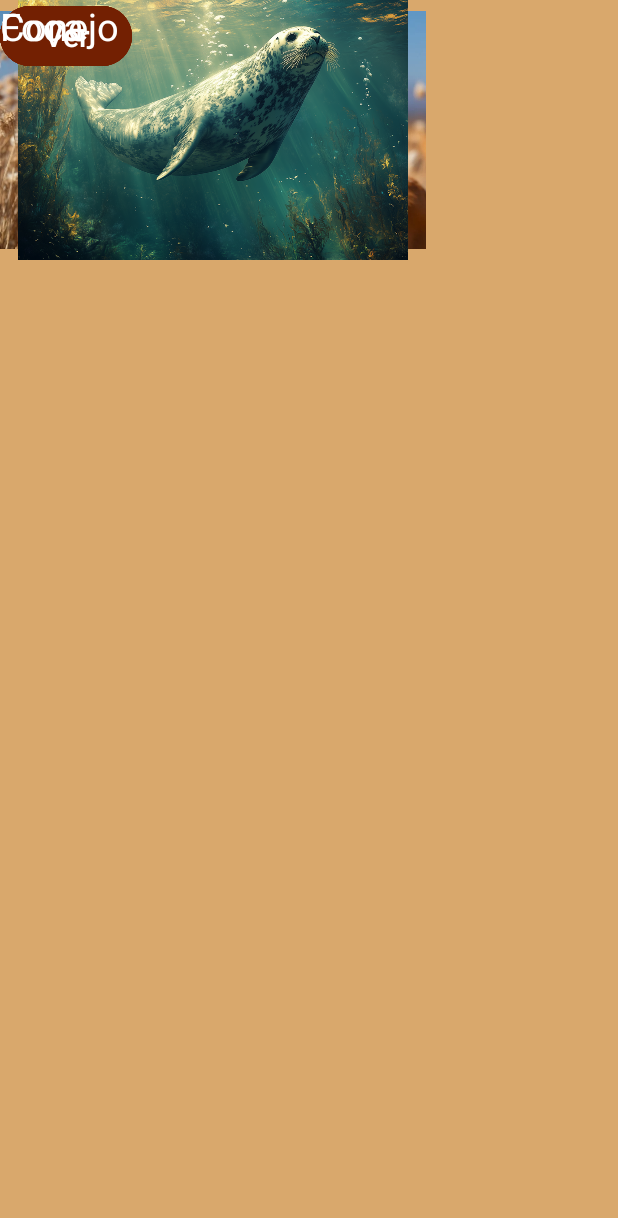
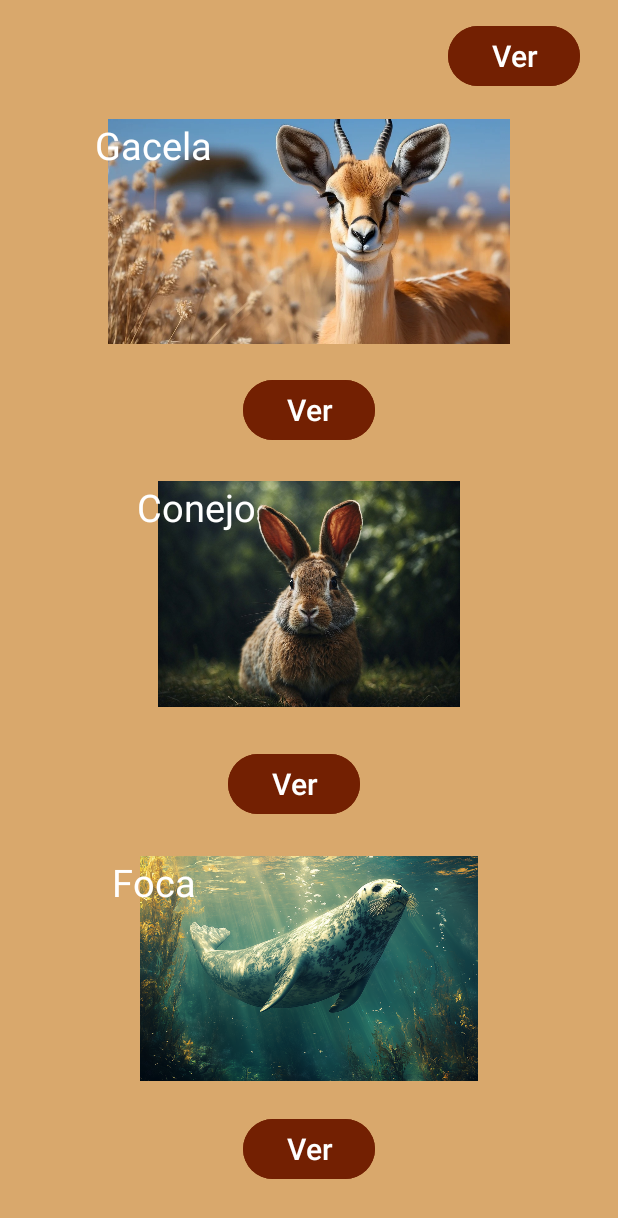
Before and after one commit to SebasOM/Momento1Movi2, an Android app: the Presas screen opened directly, with no data from a screen before it, on a phone screen of 412 x 824 dp. Shown: the top 1218 px of the screen. Run offline under Robolectric (Android 15) with nearby library versions, the phone set to English and light mode, and no system bars; Roboto replaces fonts that are not available here.

Commit message:
se actualizan todos los herbivoros

```diff
--- a/app/src/main/res/layout/activity_presas.xml
+++ b/app/src/main/res/layout/activity_presas.xml
@@ -10,99 +10,126 @@
 
     <ImageView
         android:id="@+id/imageView9"
-        android:layout_width="284dp"
-        android:layout_height="173dp"
+        android:layout_width="0dp"
+        android:layout_height="0dp"
+        android:layout_marginStart="63dp"
+        android:layout_marginEnd="63dp"
+        android:layout_marginBottom="91dp"
         android:src="@drawable/gacela"
-        tools:layout_editor_absoluteX="63dp"
-        tools:layout_editor_absoluteY="79dp" />
+        app:layout_constraintBottom_toTopOf="@+id/imageView11"
+        app:layout_constraintEnd_toEndOf="parent"
+        app:layout_constraintStart_toStartOf="parent"
+        app:layout_constraintTop_toBottomOf="@+id/button11" />
 
     <TextView
         android:id="@+id/textView10"
         android:layout_width="wrap_content"
         android:layout_height="wrap_content"
         android:fontFamily="@font/aclonica"
+        android:text="Gacela"
         android:textColor="@color/white"
-        android:text="Gacela"
         android:textSize="25dp"
-        tools:layout_editor_absoluteX="63dp"
-        tools:layout_editor_absoluteY="79dp" />
+        app:layout_constraintStart_toStartOf="@+id/imageView9"
+        app:layout_constraintTop_toTopOf="@+id/imageView9" />
 
     <Button
         android:id="@+id/button7"
         android:layout_width="wrap_content"
         android:layout_height="wrap_content"
+        android:layout_marginTop="20dp"
+        android:backgroundTint="#732002"
         android:text="Ver"
-        android:backgroundTint="#732002"
         android:textSize="20dp"
-        tools:layout_editor_absoluteX="162dp"
-        tools:layout_editor_absoluteY="272dp" />
+        app:layout_constraintEnd_toEndOf="parent"
+        app:layout_constraintStart_toStartOf="parent"
+        app:layout_constraintTop_toBottomOf="@+id/imageView9" />
 
     <ImageView
         android:id="@+id/imageView11"
-        android:layout_width="284dp"
-        android:layout_height="173dp"
+        android:layout_width="0dp"
+        android:layout_height="0dp"
+        android:layout_marginStart="63dp"
+        android:layout_marginEnd="63dp"
+        android:layout_marginBottom="99dp"
         android:src="@drawable/conejo"
-        tools:layout_editor_absoluteX="63dp"
-        tools:layout_editor_absoluteY="343dp" />
+        app:layout_constraintBottom_toTopOf="@+id/imageView12"
+        app:layout_constraintEnd_toEndOf="parent"
+        app:layout_constraintStart_toStartOf="parent"
+        app:layout_constraintTop_toBottomOf="@+id/imageView9" />
 
     <Button
         android:id="@+id/button8"
         android:layout_width="wrap_content"
         android:layout_height="wrap_content"
+        android:layout_marginStart="21dp"
+        android:layout_marginBottom="24dp"
         android:backgroundTint="#732002"
         android:text="Ver"
         android:textSize="20dp"
-        tools:layout_editor_absoluteX="161dp"
-        tools:layout_editor_absoluteY="543dp" />
+        app:layout_constraintBottom_toTopOf="@+id/imageView12"
+        app:layout_constraintStart_toEndOf="@+id/textView13" />
 
     <ImageView
         android:id="@+id/imageView12"
-        android:layout_width="284dp"
-        android:layout_height="173dp"
+        android:layout_width="0dp"
+        android:layout_height="0dp"
+        android:layout_marginStart="63dp"
+        android:layout_marginEnd="63dp"
+        android:layout_marginBottom="103dp"
         android:src="@drawable/foca"
-        tools:layout_editor_absoluteX="63dp"
-        tools:layout_editor_absoluteY="615dp" />
+        app:layout_constraintBottom_toBottomOf="parent"
+        app:layout_constraintEnd_toEndOf="parent"
+        app:layout_constraintStart_toStartOf="parent"
+        app:layout_constraintTop_toBottomOf="@+id/imageView11" />
 
     <Button
         android:id="@+id/button9"
         android:layout_width="wrap_content"
         android:layout_height="wrap_content"
+        android:layout_marginBottom="34dp"
+        android:backgroundTint="#732002"
         android:text="Ver"
-        android:backgroundTint="#732002"
         android:textSize="20dp"
-        tools:layout_editor_absoluteX="160dp"
-        tools:layout_editor_absoluteY="809dp" />
+        app:layout_constraintBottom_toBottomOf="parent"
+        app:layout_constraintEnd_toEndOf="parent"
+        app:layout_constraintStart_toStartOf="parent" />
 
     <Button
         android:id="@+id/button11"
         android:layout_width="wrap_content"
         android:layout_height="wrap_content"
+        android:layout_marginTop="13dp"
+        android:layout_marginEnd="25dp"
+        android:layout_marginBottom="18dp"
+        android:backgroundTint="#732002"
         android:text="Ver"
-        android:backgroundTint="#732002"
         android:textSize="20dp"
-        tools:layout_editor_absoluteX="298dp"
-        tools:layout_editor_absoluteY="13dp" />
+        app:layout_constraintBottom_toTopOf="@+id/imageView9"
+        app:layout_constraintEnd_toEndOf="parent"
+        app:layout_constraintTop_toTopOf="parent" />
 
     <TextView
         android:id="@+id/textView12"
         android:layout_width="wrap_content"
         android:layout_height="wrap_content"
+        android:layout_marginStart="28dp"
         android:fontFamily="@font/aclonica"
         android:text="Conejo"
         android:textColor="@color/white"
         android:textSize="25dp"
-        tools:layout_editor_absoluteX="91dp"
-        tools:layout_editor_absoluteY="343dp" />
+        app:layout_constraintStart_toStartOf="@+id/imageView11"
+        app:layout_constraintTop_toTopOf="@+id/imageView11" />
 
     <TextView
         android:id="@+id/textView13"
         android:layout_width="wrap_content"
         android:layout_height="wrap_content"
+        android:layout_marginStart="11dp"
         android:fontFamily="@font/aclonica"
         android:text="Foca"
         android:textColor="@color/white"
         android:textSize="25dp"
-        tools:layout_editor_absoluteX="74dp"
-        tools:layout_editor_absoluteY="615dp" />
+        app:layout_constraintStart_toStartOf="@+id/imageView12"
+        app:layout_constraintTop_toTopOf="@+id/imageView12" />
 
 </androidx.constraintlayout.widget.ConstraintLayout>
```
